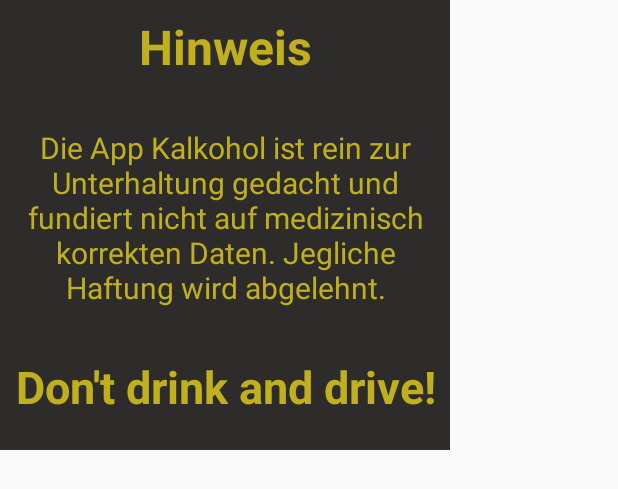
After one commit to Kinaj1995/Kalkohol, an Android app: the layout popup.xml on its own in the app's theme, with its tools: preview values and no code run, on a phone screen of 412 x 824 dp. The commit adds this screen. Shown: the top 489 px of the screen. Run offline under Robolectric (Android 15) with nearby library versions, the phone set to English and light mode, and no system bars.

Commit message:
PopUp beim Öffnen der App Keine Haftung

```diff
--- a/app/src/main/java/ch/teko/wyserp/gui/User.java
+++ b/app/src/main/java/ch/teko/wyserp/gui/User.java
@@ -10,12 +10,9 @@ package ch.teko.wyserp.gui;
         import android.widget.EditText;
         import android.widget.NumberPicker;
         import android.widget.RadioButton;
-        import android.widget.RadioGroup;
         import android.widget.Toast;
 
-        import static ch.teko.wyserp.gui.R.id.checked;
         import static ch.teko.wyserp.gui.R.id.r_btn_female;
-        import static ch.teko.wyserp.gui.R.id.radio;
 
 
 public class User extends AppCompatActivity implements View.OnClickListener {
@@ -111,6 +108,7 @@ public class User extends AppCompatActivity implements View.OnClickListener {
         sharedpreferences = getSharedPreferences(user, Context.MODE_PRIVATE);
         SharedPreferences.Editor editor = sharedpreferences.edit();
 
+
         if (vMale.isChecked()){
             getGender = "male";
         }
--- /dev/null
+++ b/app/src/main/res/layout/popup.xml
@@ -0,0 +1,49 @@
+<?xml version="1.0" encoding="utf-8"?>
+<androidx.constraintlayout.widget.ConstraintLayout xmlns:android="http://schemas.android.com/apk/res/android"
+    xmlns:app="http://schemas.android.com/apk/res-auto"
+    xmlns:tools="http://schemas.android.com/tools"
+    android:layout_width="300sp"
+    android:layout_height="300sp"
+    android:alpha="1"
+    android:background="#2E2C2A"
+    android:clickable="false">
+
+    <TextView
+        android:id="@+id/textView"
+        android:layout_width="match_parent"
+        android:layout_height="54dp"
+        android:layout_marginTop="4dp"
+        android:gravity="center"
+        android:textStyle="bold"
+        android:text="@string/Hinweis_Title"
+        android:textColor="@color/colorText"
+        android:textSize="32sp"
+        app:layout_constraintTop_toTopOf="parent"
+        tools:layout_editor_absoluteX="0dp" />
+
+    <TextView
+        android:id="@+id/textView3"
+        android:layout_width="match_parent"
+        android:layout_height="52dp"
+        android:layout_marginTop="232dp"
+        android:gravity="center"
+        android:text="@string/Drive"
+        android:textColor="@color/colorText"
+        android:textSize="30sp"
+        android:textStyle="bold"
+        app:layout_constraintTop_toTopOf="parent"
+        tools:layout_editor_absoluteX="0dp" />
+
+    <TextView
+        android:layout_width="match_parent"
+        android:layout_height="158dp"
+        android:layout_marginTop="8dp"
+        android:gravity="center"
+        android:text="@string/haftungsausschluss"
+        android:textColor="@color/colorText"
+        android:textSize="20sp"
+        android:textStyle=""
+        app:layout_constraintStart_toStartOf="parent"
+        app:layout_constraintTop_toBottomOf="@+id/textView" />
+
+</androidx.constraintlayout.widget.ConstraintLayout>
--- a/app/src/main/res/values/strings.xml
+++ b/app/src/main/res/values/strings.xml
@@ -28,6 +28,9 @@
     <string name="main_profile_title">Profil:</string>
     <string name="main_bca_title">Aktuell:</string>
     <string name="main_choise_title">Durstig?</string>
+    <string name="haftungsausschluss">Die App Kalkohol ist rein zur Unterhaltung gedacht und fundiert nicht auf medizinisch korrekten Daten. Jegliche Haftung wird abgelehnt.</string>
+    <string name="Drive">Don\'t drink and drive!</string>
+    <string name="Hinweis_Title">Hinweis</string>
 
     <string-array name="group1">
         <item tools:ignore="Typos">Stange</item>
```
Also changed, not shown: app/src/main/java/ch/teko/wyserp/gui/MainActivity.java (+9 -4 lines), app/src/main/java/ch/teko/wyserp/gui/MainActivity_old.java (deleted, +0 -164 lines), app/src/main/java/ch/teko/wyserp/gui/User_old.java (deleted, +0 -158 lines), app/src/main/res/layout/activity_main.xml (+0 -13 lines), app/src/main/res/drawable-v24/close.png (added).
